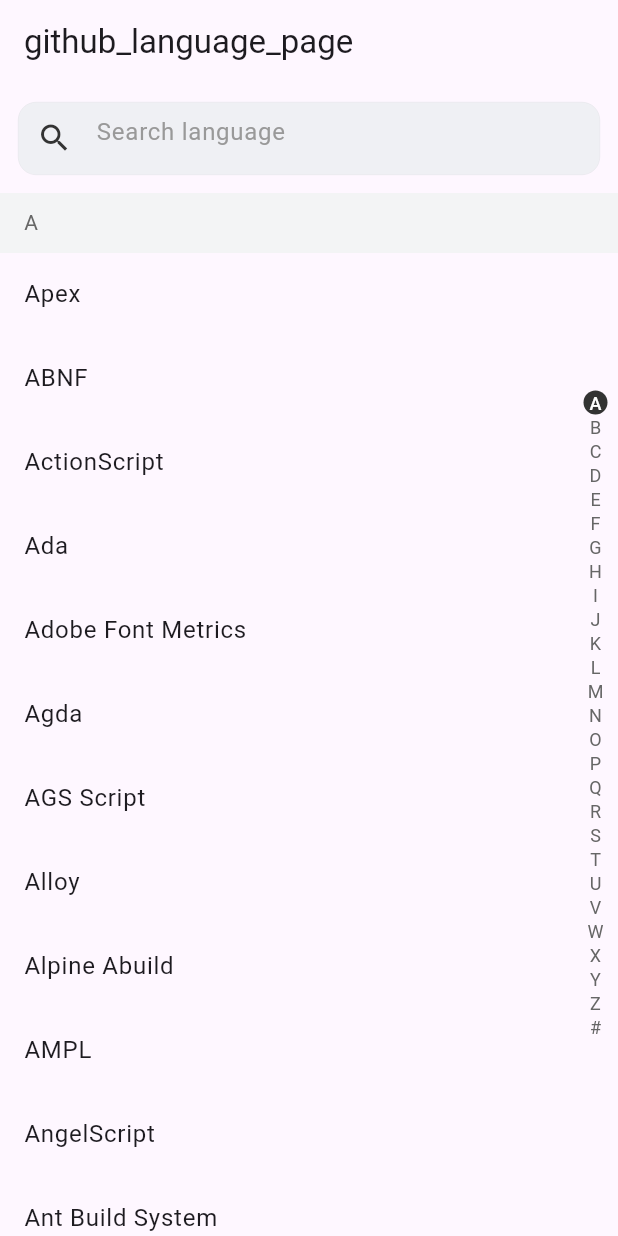
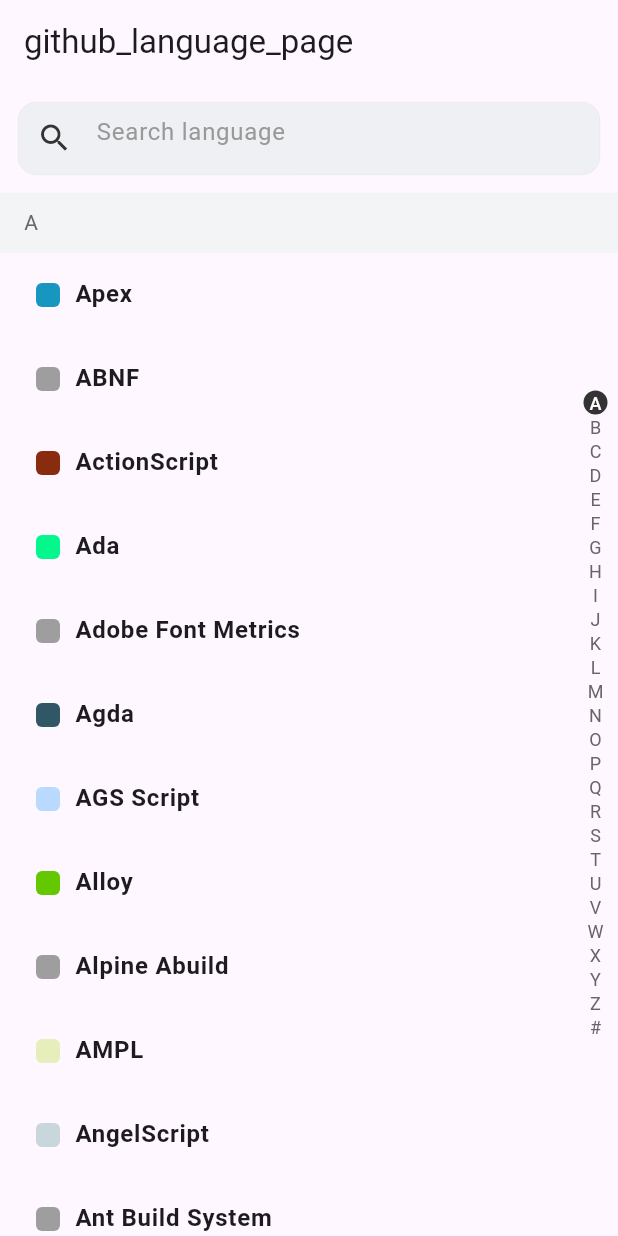
Before and after one commit to JackLeeMing/azlistview, a Flutter app: the GitHubLanguagePage screen opened directly, on a phone screen of 412 x 824 dp. Run offline on Flutter 3.47's test engine with Material 3 defaults, Android fonts, the phone set to English and light mode, and no system bars; drawn by our look-alikes of scrollable_positioned_list; missing offline and left inert: common_utils, lpinyin.

Commit message:
fix demo

```diff
--- a/lib/ui/github_language_page.dart
+++ b/lib/ui/github_language_page.dart
@@ -4,6 +4,27 @@ import 'package:scrollable_positioned_list/scrollable_positioned_list.dart';
 import '../azlistview/index.dart';
 import '../common/github_language_colors.dart';
 import '../common/index.dart';
+
+Color hexToColor(String? hexString, {Color defaultColor = Colors.grey}) {
+  // 检查 hexString 是否为空或 null
+  if (hexString == null || hexString.isEmpty) {
+    return defaultColor;
+  }
+
+  // 移除 # 符号（如果存在）
+  final String hex = hexString.replaceAll('#', '');
+
+  if (hex.length == 6) {
+    // 6位十六进制（无透明度）
+    return Color(int.parse('FF$hex', radix: 16));
+  } else if (hex.length == 8) {
+    // 8位十六进制（包含透明度）
+    return Color(int.parse(hex, radix: 16));
+  } else {
+    // 无效的十六进制颜色格式，返回默认颜色
+    return defaultColor;
+  }
+}
 
 class GitHubLanguagePage extends StatefulWidget {
   const GitHubLanguagePage({
@@ -81,7 +102,7 @@ class GitHubLanguagePageState extends State<GitHubLanguagePage> {
       color: Color(0xFFF3F4F5),
       alignment: Alignment.centerLeft,
       child: Text(
-        '$tag',
+        tag,
         softWrap: false,
         style: TextStyle(
           fontSize: 14.0,
@@ -94,7 +115,25 @@ class GitHubLanguagePageState extends State<GitHubLanguagePage> {
   Widget getListItem(BuildContext context, Languages model,
       {double susHeight = 40}) {
     return ListTile(
-      title: Text(model.name),
+      title: Row(
+        children: [
+          const SizedBox(width: 8),
+          Container(
+            padding: const EdgeInsets.symmetric(horizontal: 8, vertical: 2),
+            decoration: BoxDecoration(
+              color: hexToColor(model.color),
+              borderRadius: BorderRadius.circular(4),
+            ),
+            width: 16,
+            height: 16,
+          ),
+          const SizedBox(width: 10),
+          Text(
+            model.name,
+            style: TextStyle(fontWeight: FontWeight.bold),
+          ),
+        ],
+      ),
       onTap: () {
         LogUtil.v("onItemClick : $model");
         Utils.showSnackBar(context, "onItemClick : $model");
```
Also changed, not shown: 5 other files.
